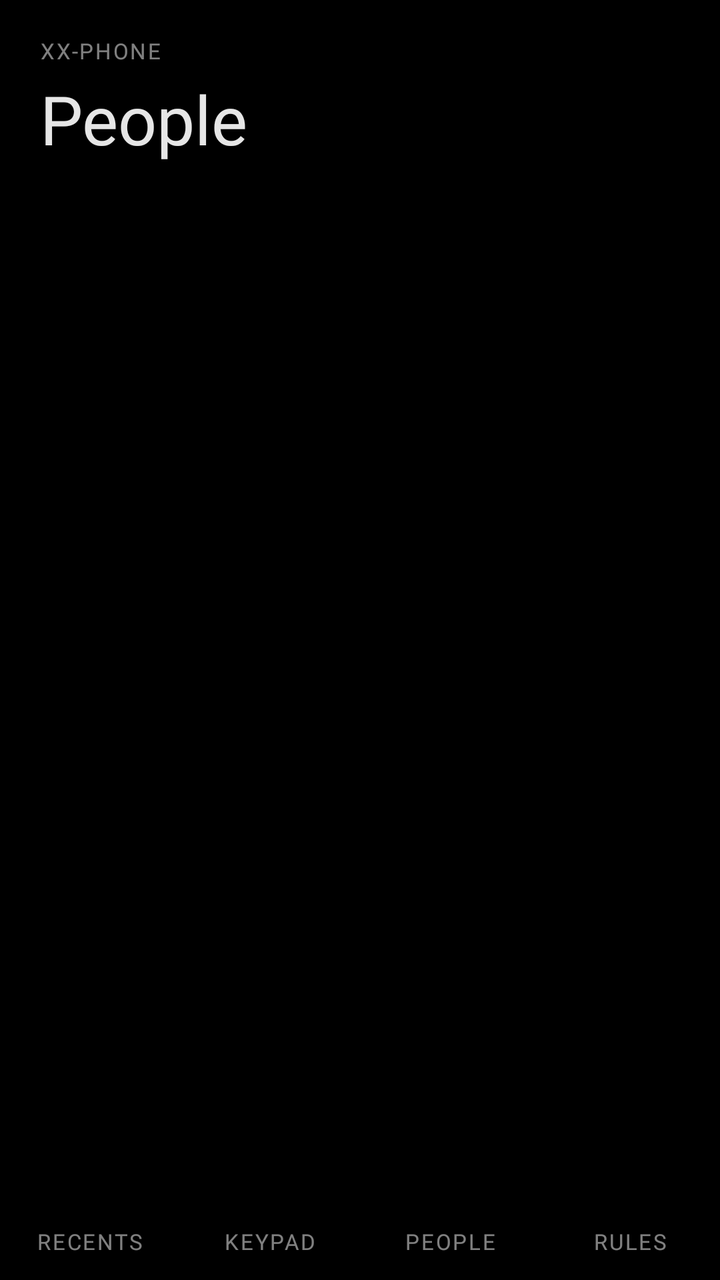
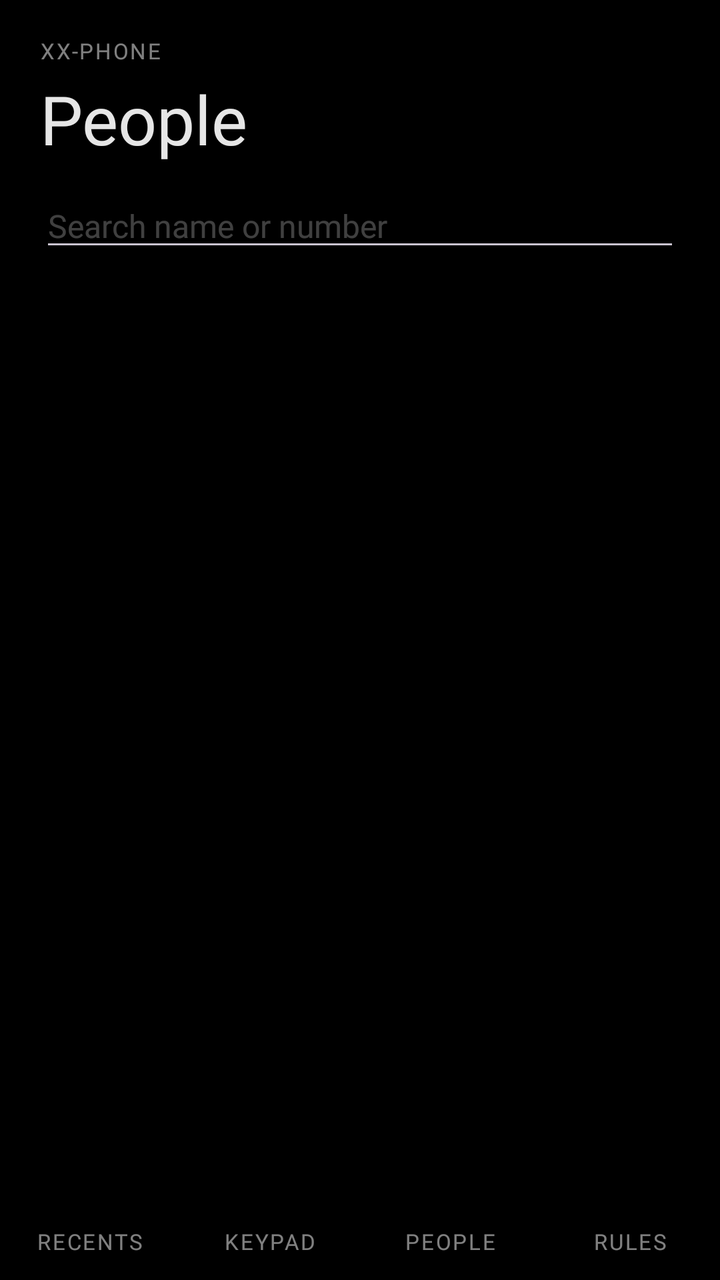

The first picture is an Android layout as it rendered before a commit; the second is the same layout after the commit. The layout source and the unified diff follow.
<!-- AndroidManifest.xml: application theme Theme.XxPhone -->
<!-- res/layout/activity_people.xml -->
<?xml version="1.0" encoding="utf-8"?>
<LinearLayout xmlns:android="http://schemas.android.com/apk/res/android"
    android:layout_width="match_parent"
    android:layout_height="match_parent"
    android:orientation="vertical"
    android:fitsSystemWindows="true"
    android:background="@color/pxx_ink">

    <LinearLayout
        android:layout_width="match_parent"
        android:layout_height="wrap_content"
        android:orientation="vertical"
        android:paddingLeft="@dimen/xx_gutter"
        android:paddingRight="@dimen/xx_gutter"
        android:paddingTop="18dp"
        android:paddingBottom="10dp">

        <TextView
            style="@style/TextAppearance.Xx.Chip"
            android:layout_width="wrap_content"
            android:layout_height="wrap_content"
            android:text="@string/app_name" />

        <TextView
            style="@style/TextAppearance.Xx.Display"
            android:layout_width="wrap_content"
            android:layout_height="wrap_content"
            android:layout_marginTop="4dp"
            android:text="@string/tab_people" />
    </LinearLayout>

    <LinearLayout
        android:id="@+id/emptyGrantCard"
        style="@style/Widget.Xx.Card"
        android:layout_width="match_parent"
        android:layout_height="wrap_content"
        android:layout_marginLeft="@dimen/xx_gutter"
        android:layout_marginRight="@dimen/xx_gutter"
        android:orientation="vertical"
        android:visibility="gone">

        <TextView
            style="@style/TextAppearance.Xx.Chip"
            android:layout_width="wrap_content"
            android:layout_height="wrap_content"
            android:text="@string/tab_people" />

        <TextView
            android:id="@+id/emptyGrantWhy"
            style="@style/TextAppearance.Xx.BodySmall"
            android:layout_width="match_parent"
            android:layout_height="wrap_content"
            android:layout_marginTop="6dp" />
    </LinearLayout>

    <androidx.recyclerview.widget.RecyclerView
        android:id="@+id/peopleList"
        android:layout_width="match_parent"
        android:layout_height="0dp"
        android:layout_weight="1"
        android:layout_marginTop="8dp"
        android:clipToPadding="false"
        android:paddingBottom="24dp" />

    <include android:id="@+id/tab_bar" layout="@layout/view_tab_bar"/>

</LinearLayout>
<!-- res/layout/view_tab_bar.xml (included above) -->
<?xml version="1.0" encoding="utf-8"?>
<LinearLayout xmlns:android="http://schemas.android.com/apk/res/android"
    android:layout_width="match_parent"
    android:layout_height="wrap_content"
    android:orientation="vertical">

    
    <LinearLayout
        android:layout_width="match_parent"
        android:layout_height="wrap_content"
        android:orientation="horizontal">

        <View
            android:id="@+id/tab_ind_recents"
            android:layout_width="0dp"
            android:layout_height="@dimen/xx_hairline"
            android:layout_weight="1"
            android:background="@color/pxx_signal"
            android:visibility="invisible"/>

        <View
            android:id="@+id/tab_ind_keypad"
            android:layout_width="0dp"
            android:layout_height="@dimen/xx_hairline"
            android:layout_weight="1"
            android:background="@color/pxx_signal"
            android:visibility="invisible"/>

        <View
            android:id="@+id/tab_ind_people"
            android:layout_width="0dp"
            android:layout_height="@dimen/xx_hairline"
            android:layout_weight="1"
            android:background="@color/pxx_signal"
            android:visibility="invisible"/>

        <View
            android:id="@+id/tab_ind_rules"
            android:layout_width="0dp"
            android:layout_height="@dimen/xx_hairline"
            android:layout_weight="1"
            android:background="@color/pxx_signal"
            android:visibility="invisible"/>
    </LinearLayout>

    <LinearLayout
        android:layout_width="match_parent"
        android:layout_height="wrap_content"
        android:orientation="horizontal">

        <TextView
            android:id="@+id/tab_recents"
            style="@style/Widget.Xx.Tab"
            android:layout_width="0dp"
            android:layout_height="wrap_content"
            android:layout_weight="1"
            android:paddingTop="10dp"
            android:paddingBottom="12dp"
            android:text="@string/tab_recents"/>

        <TextView
            android:id="@+id/tab_keypad"
            style="@style/Widget.Xx.Tab"
            android:layout_width="0dp"
            android:layout_height="wrap_content"
            android:layout_weight="1"
            android:paddingTop="10dp"
            android:paddingBottom="12dp"
            android:text="@string/tab_keypad"/>

        <TextView
            android:id="@+id/tab_people"
            style="@style/Widget.Xx.Tab"
            android:layout_width="0dp"
            android:layout_height="wrap_content"
            android:layout_weight="1"
            android:paddingTop="10dp"
            android:paddingBottom="12dp"
            android:text="@string/tab_people"/>

        <TextView
            android:id="@+id/tab_rules"
            style="@style/Widget.Xx.Tab"
            android:layout_width="0dp"
            android:layout_height="wrap_content"
            android:layout_weight="1"
            android:paddingTop="10dp"
            android:paddingBottom="12dp"
            android:text="@string/tab_rules"/>
    </LinearLayout>
</LinearLayout>
<!-- resources referenced by this layout -->
<resources>
  <color name="pxx_ink">#000000</color>
  <color name="pxx_signal">#FFFFFF</color>
  <dimen name="xx_gutter">20dp</dimen>
  <dimen name="xx_hairline">1dp</dimen>
  <string name="app_name">XX-Phone</string>
  <string name="tab_keypad">Keypad</string>
  <string name="tab_people">People</string>
  <string name="tab_recents">Recents</string>
  <string name="tab_rules">Rules</string>
  <style name="TextAppearance.Xx.BodySmall">
          <item name="android:textSize">14sp</item>
          <item name="android:lineHeight">20sp</item>
          <item name="android:textColor">@color/pxx_white_80</item>
      </style>
  <style name="TextAppearance.Xx.Chip">
          <item name="android:textSize">11sp</item>
          <item name="android:letterSpacing">0.08</item>
          <item name="android:textAllCaps">true</item>
          <item name="android:textColor">@color/pxx_white_50</item>
      </style>
  <style name="TextAppearance.Xx.Display">
          <item name="android:fontFamily">@font/font_display</item>
          <item name="android:textSize">34sp</item>
          <item name="android:lineHeight">40sp</item>
          <item name="android:textColor">@color/pxx_white_90</item>
      </style>
  <style name="Widget.Xx.Card" parent="">
          <item name="android:background">@drawable/bg_card</item>
          <item name="android:elevation">0dp</item>
          <item name="android:padding">16dp</item>
      </style>
  <style name="Widget.Xx.Tab" parent="">
          <item name="android:fontFamily">@font/font_body</item>
          <item name="android:textSize">11sp</item>
          <item name="android:letterSpacing">0.08</item>
          <item name="android:textStyle">normal</item>
          <item name="android:textAllCaps">true</item>
          <item name="android:textColor">@color/xx_tab_text</item>
          <item name="android:gravity">center</item>
          <item name="android:background">?android:attr/selectableItemBackgroundBorderless</item>
          <item name="android:elevation">0dp</item>
      </style>
  <color name="pxx_white_80">#CCFFFFFF</color>
  <color name="pxx_white_50">#80FFFFFF</color>
  <color name="pxx_white_90">#E6FFFFFF</color>
  <!-- drawable bg_card (drawable) -->
  <?xml version="1.0" encoding="utf-8"?>
  <shape xmlns:android="http://schemas.android.com/apk/res/android"
      android:shape="rectangle">
      <solid android:color="@color/pxx_slate"/>
      <corners android:radius="@dimen/xx_radius_card"/>
  </shape>
  <style name="TextAppearance.Xx.Body">
          <item name="android:textSize">16sp</item>
          <item name="android:lineHeight">24sp</item>
          <item name="android:textColor">@color/pxx_white_90</item>
      </style>
  <style name="TextAppearance.Xx.CallerName">
          <item name="android:fontFamily">@font/font_display</item>
          <item name="android:textSize">44sp</item>
          <item name="android:lineHeight">48sp</item>
          <item name="android:textColor">@color/pxx_white_90</item>
      </style>
  <style name="TextAppearance.Xx.Duration">
          <item name="android:fontFamily">@font/font_display</item>
          <item name="android:textSize">28sp</item>
          <item name="android:textColor">@color/pxx_white_90</item>
      </style>
  <style name="TextAppearance.Xx.KeypadDigit">
          <item name="android:fontFamily">@font/font_display</item>
          <item name="android:textSize">34sp</item>
          <item name="android:textColor">@color/pxx_white_90</item>
      </style>
  <color name="pxx_slate">#18181B</color>
  <dimen name="xx_radius_card">8dp</dimen>
  <!-- unchanged entries left out for length: 1 -->
</resources>

<!-- the commit's change to res/layout/activity_people.xml (unified diff, before → after) -->
@@ -28,6 +28,22 @@
             android:layout_marginTop="4dp"
             android:text="@string/tab_people" />
     </LinearLayout>
+
+    
+    <EditText
+        android:id="@+id/peopleSearch"
+        style="@style/TextAppearance.Xx.Body"
+        android:layout_width="match_parent"
+        android:layout_height="wrap_content"
+        android:layout_marginLeft="@dimen/xx_gutter"
+        android:layout_marginRight="@dimen/xx_gutter"
+        android:layout_marginBottom="6dp"
+        android:hint="Search name or number"
+        android:textColorHint="@color/pxx_white_25"
+        android:inputType="text"
+        android:imeOptions="actionSearch"
+        android:maxLines="1"
+        android:importantForAutofill="no" />
 
     <LinearLayout
         android:id="@+id/emptyGrantCard"
<!-- resource entries referenced after the edit -->
@@ -2,6 +2,7 @@
 <resources>
   <color name="pxx_ink">#000000</color>
   <color name="pxx_signal">#FFFFFF</color>
+  <color name="pxx_white_25">#40FFFFFF</color>
   <dimen name="xx_gutter">20dp</dimen>
   <dimen name="xx_hairline">1dp</dimen>
   <string name="app_name">XX-Phone</string>
